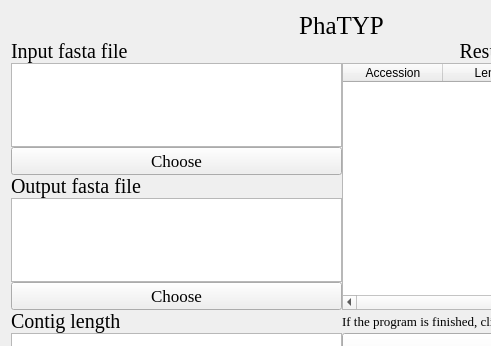
Above: PhaTYP.ui from hzaurzli/MicroWorldOmics before the change; both pictures show x 0 to 491 and y 0 to 346 of the 683 by 542 pixel window. Below: the same form after it.
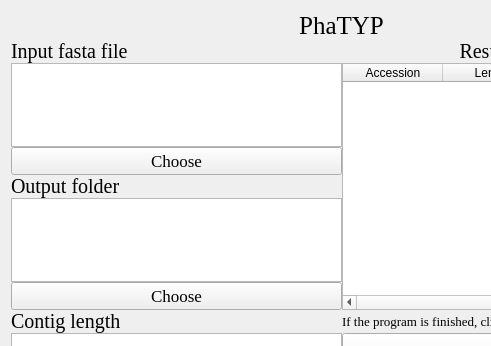
That is the form after the change. Icons and pictures are not drawn.

What changed in the file:
```diff
--- a/PhaTYP.ui
+++ b/PhaTYP.ui
@@ -127,7 +127,7 @@
         </font>
        </property>
        <property name="text">
-        <string>Output fasta file</string>
+        <string>Output folder</string>
        </property>
        <property name="alignment">
         <set>Qt::AlignLeading|Qt::AlignLeft|Qt::AlignVCenter</set>
```
